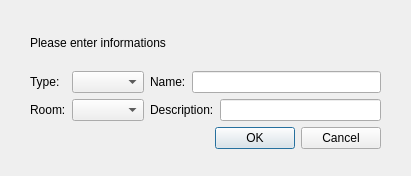
Qt form newlightinfo.ui (2semester/projekt) before a commit.
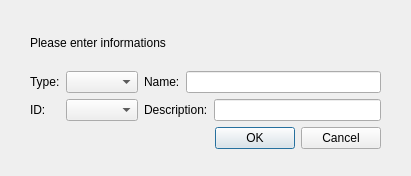
The same form after that commit.

The edit to the form file:
```diff
--- a/newlightinfo.ui
+++ b/newlightinfo.ui
@@ -13,7 +13,7 @@
   <property name="windowTitle">
    <string>Dialog</string>
   </property>
-  <widget class="QWidget" name="">
+  <widget class="QWidget" name="layoutWidget">
    <property name="geometry">
     <rect>
      <x>30</x>
@@ -72,7 +72,7 @@
             <item>
              <widget class="QLabel" name="label">
               <property name="text">
-               <string>Room:</string>
+               <string>ID:</string>
               </property>
              </widget>
             </item>
```
